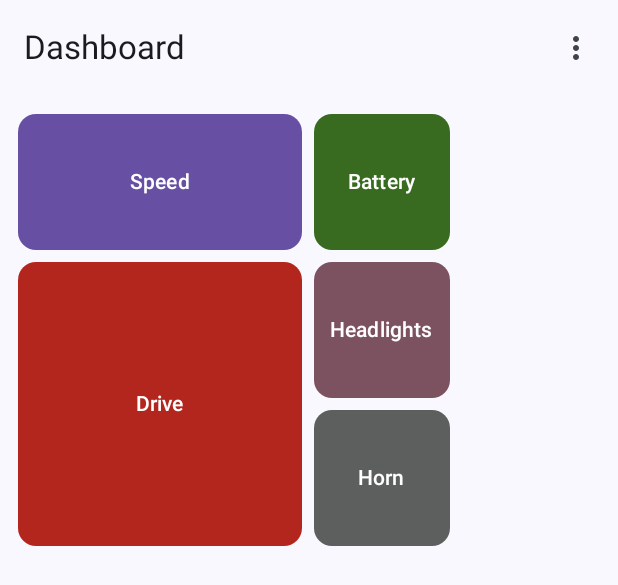
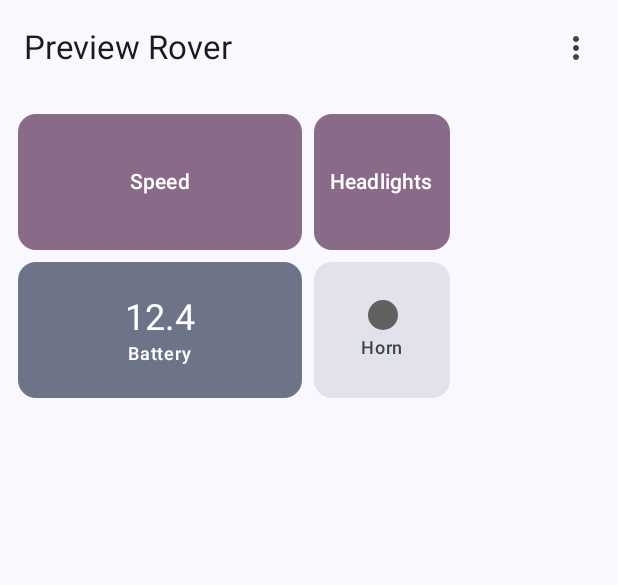
Before and after one commit to BrendanJMitch/ControlAnything, an Android app built with Jetpack Compose: the @Preview function DashboardScreenPreview, on a phone screen of 412 x 824 dp. Shown: the top 585 px of the screen. Run offline under Robolectric (Android 15) with nearby library versions, the light colour scheme and no system bars.

Commit message:
feat: live data on output widgets

```diff
--- /dev/null
+++ b/app/src/main/java/com/brendan/controlanything/domain/model/MqttValue.kt
@@ -0,0 +1,6 @@
+package com.brendan.controlanything.domain.model
+
+sealed class MqttValue {
+    data class Bool(val value: Boolean) : MqttValue()
+    data class Number(val value: Float) : MqttValue()
+}
--- a/app/src/main/java/com/brendan/controlanything/ui/dashboard/DashboardScreen.kt
+++ b/app/src/main/java/com/brendan/controlanything/ui/dashboard/DashboardScreen.kt
@@ -1,6 +1,5 @@
 package com.brendan.controlanything.ui.dashboard
 
-import androidx.compose.foundation.background
 import androidx.compose.foundation.layout.BoxWithConstraints
 import androidx.compose.foundation.layout.Column
 import androidx.compose.foundation.layout.Row
@@ -11,7 +10,6 @@ import androidx.compose.foundation.layout.height
 import androidx.compose.foundation.layout.padding
 import androidx.compose.foundation.layout.width
 import androidx.compose.foundation.rememberScrollState
-import androidx.compose.foundation.shape.RoundedCornerShape
 import androidx.compose.foundation.verticalScroll
 import androidx.compose.material.icons.Icons
 import androidx.compose.material.icons.filled.MoreVert
@@ -30,62 +28,65 @@ import androidx.compose.runtime.Composable
 import androidx.compose.runtime.getValue
 import androidx.compose.runtime.key
 import androidx.compose.runtime.mutableIntStateOf
-import androidx.compose.runtime.mutableStateListOf
 import androidx.compose.runtime.mutableStateOf
 import androidx.compose.runtime.remember
 import androidx.compose.runtime.setValue
 import androidx.compose.ui.Alignment
 import androidx.compose.ui.Modifier
-import androidx.compose.ui.graphics.Color
 import androidx.compose.ui.platform.LocalDensity
 import androidx.compose.ui.text.style.TextAlign
 import androidx.compose.ui.tooling.preview.Preview
 import androidx.compose.ui.unit.dp
-import com.brendan.controlanything.domain.grid.GridEngine
+import androidx.hilt.navigation.compose.hiltViewModel
+import androidx.lifecycle.compose.collectAsStateWithLifecycle
 import com.brendan.controlanything.domain.grid.GridPosition
 import com.brendan.controlanything.domain.grid.PlacedWidget
+import com.brendan.controlanything.domain.model.ControlDef
+import com.brendan.controlanything.domain.model.DeviceInfo
+import com.brendan.controlanything.domain.model.MqttValue
+import com.brendan.controlanything.domain.model.OutputDef
 import com.brendan.controlanything.ui.dashboard.grid.DashboardGrid
 import com.brendan.controlanything.ui.dashboard.grid.gridPosition
+import com.brendan.controlanything.ui.dashboard.widgets.LedIndicatorWidget
+import com.brendan.controlanything.ui.dashboard.widgets.NumericReadoutWidget
+import com.brendan.controlanything.ui.dashboard.widgets.PlaceholderControlWidget
 import com.brendan.controlanything.ui.dashboard.widgets.WidgetFrame
 import com.brendan.controlanything.ui.theme.ControlAnythingTheme
 
-private data class FakeWidgetVisual(val label: String, val color: Color)
-
-// Stand-in data until the dashboard is wired to a real DeviceInfo/DashboardViewModel in a later milestone.
-private val fakeWidgetVisuals = mapOf(
-    "speed" to FakeWidgetVisual("Speed", Color(0xFF6750A4)),
-    "battery" to FakeWidgetVisual("Battery", Color(0xFF386A20)),
-    "drive" to FakeWidgetVisual("Drive", Color(0xFFB3261E)),
-    "headlights" to FakeWidgetVisual("Headlights", Color(0xFF7D5260)),
-    "horn" to FakeWidgetVisual("Horn", Color(0xFF5D5F5E)),
-)
-
-private fun initialFakeWidgets() = listOf(
-    PlacedWidget("speed", GridPosition(col = 0, row = 0, colSpan = 2, rowSpan = 1)),
-    PlacedWidget("battery", GridPosition(col = 2, row = 0, colSpan = 1, rowSpan = 1)),
-    PlacedWidget("drive", GridPosition(col = 0, row = 1, colSpan = 2, rowSpan = 2)),
-    PlacedWidget("headlights", GridPosition(col = 2, row = 1, colSpan = 1, rowSpan = 1)),
-    PlacedWidget("horn", GridPosition(col = 2, row = 2, colSpan = 1, rowSpan = 1)),
-)
-
-private const val DEFAULT_COLUMN_COUNT = 4
 private const val MIN_COLUMN_COUNT = 2
 private const val MAX_COLUMN_COUNT = 8
 
+@Composable
+fun DashboardScreen(
+    modifier: Modifier = Modifier,
+    viewModel: DashboardViewModel = hiltViewModel(),
+) {
+    val uiState by viewModel.uiState.collectAsStateWithLifecycle()
+    DashboardContent(
+        uiState = uiState,
+        onWidgetMoved = viewModel::onWidgetMoved,
+        onColumnCountChanged = viewModel::onColumnCountChanged,
+        modifier = modifier,
+    )
+}
+
 @OptIn(ExperimentalMaterial3Api::class)
 @Composable
-fun DashboardScreen(modifier: Modifier = Modifier) {
+private fun DashboardContent(
+    uiState: DashboardUiState,
+    onWidgetMoved: (String, GridPosition) -> Unit,
+    onColumnCountChanged: (Int) -> Unit,
+    modifier: Modifier = Modifier,
+) {
     var isEditMode by remember { mutableStateOf(false) }
     var isMenuExpanded by remember { mutableStateOf(false) }
     var isResizeDialogOpen by remember { mutableStateOf(false) }
-    var columnCount by remember { mutableIntStateOf(DEFAULT_COLUMN_COUNT) }
-    val widgets = remember { initialFakeWidgets().toMutableStateList() }
 
     Scaffold(
         modifier = modifier,
         topBar = {
             TopAppBar(
-                title = { Text("Dashboard") },
+                title = { Text(uiState.deviceInfo?.deviceName ?: "Dashboard") },
                 actions = {
                     IconButton(onClick = { isMenuExpanded = true }) {
                         Icon(Icons.Filled.MoreVert, contentDescription = "More options")
@@ -120,33 +121,37 @@ fun DashboardScreen(modifier: Modifier = Modifier) {
                 .verticalScroll(rememberScrollState())
                 .padding(8.dp),
         ) {
-            val cellSizePx = with(LocalDensity.current) { maxWidth.toPx() } / columnCount
+            val cellSizePx = with(LocalDensity.current) { maxWidth.toPx() } / uiState.columnCount
 
-            DashboardGrid(columnCount = columnCount, modifier = Modifier.fillMaxWidth()) {
-                widgets.forEach { widget ->
+            DashboardGrid(columnCount = uiState.columnCount, modifier = Modifier.fillMaxWidth()) {
+                uiState.positions.forEach { widget ->
                     key(widget.key) {
-                        val visual = fakeWidgetVisuals.getValue(widget.key)
+                        val control = uiState.deviceInfo?.controls?.firstOrNull { it.topic == widget.key }
+                        val output = uiState.deviceInfo?.outputs?.firstOrNull { it.topic == widget.key }
+
                         WidgetFrame(
                             isEditMode = isEditMode,
                             position = widget.position,
-                            columnCount = columnCount,
+                            columnCount = uiState.columnCount,
                             cellSizePx = cellSizePx,
-                            others = widgets.filter { it.key != widget.key },
-                            onPositionChange = { newPosition ->
-                                val index = widgets.indexOfFirst { it.key == widget.key }
-                                if (index >= 0) widgets[index] = widgets[index].copy(position = newPosition)
-                            },
+                            others = uiState.positions.filter { it.key != widget.key },
+                            onPositionChange = { newPosition -> onWidgetMoved(widget.key, newPosition) },
                             modifier = Modifier
                                 .gridPosition(widget.position)
-                                .padding(4.dp)
-                                .background(visual.color, RoundedCornerShape(12.dp)),
+                                .padding(4.dp),
                         ) {
-                            Text(
-                                text = visual.label,
-                                color = Color.White,
-                                style = MaterialTheme.typography.labelLarge,
-                                modifier = Modifier.align(Alignment.Center),
-                            )
+                            when {
+                                output is OutputDef.NumericReadout -> NumericReadoutWidget(
+                                    definition = output,
+                                    value = uiState.outputValues[output.topic] as? MqttValue.Number,
+                                )
+                                output is OutputDef.LedIndicator -> LedIndicatorWidget(
+                                    definition = output,
+                                    value = uiState.outputValues[output.topic] as? MqttValue.Bool,
+                                )
+                                control != null -> PlaceholderControlWidget(control)
+                                else -> Unit
+                            }
                         }
                     }
                 }
@@ -156,12 +161,9 @@ fun DashboardScreen(modifier: Modifier = Modifier) {
 
     if (isResizeDialogOpen) {
         ResizeGridDialog(
-            currentColumnCount = columnCount,
+            currentColumnCount = uiState.columnCount,
             onConfirm = { newColumnCount ->
-                val rescaled = GridEngine.rescale(widgets.toList(), columnCount, newColumnCount)
-                widgets.clear()
-                widgets.addAll(rescaled)
-                columnCount = newColumnCount
+                onColumnCountChanged(newColumnCount)
                 isResizeDialogOpen = false
             },
             onDismiss = { isResizeDialogOpen = false },
@@ -219,12 +221,41 @@ private fun ResizeGridDialog(
     )
 }
 
-private fun List<PlacedWidget>.toMutableStateList() = mutableStateListOf(*toTypedArray())
+private fun fakeDeviceInfoForPreview() = DeviceInfo(
+    deviceId = "preview-device",
+    deviceName = "Preview Rover",
+    projectId = "preview_project",
+    schemaHash = "preview",
+    controls = listOf(
+        ControlDef.Slider("speed", "Speed", min = -1f, max = 1f),
+        ControlDef.Toggle("headlights", "Headlights"),
+    ),
+    outputs = listOf(
+        OutputDef.NumericReadout("battery", "Battery"),
+        OutputDef.LedIndicator("horn", "Horn"),
+    ),
+)
+
+private fun fakePositionsForPreview() = listOf(
+    PlacedWidget("speed", GridPosition(col = 0, row = 0, colSpan = 2, rowSpan = 1)),
+    PlacedWidget("headlights", GridPosition(col = 2, row = 0, colSpan = 1, rowSpan = 1)),
+    PlacedWidget("battery", GridPosition(col = 0, row = 1, colSpan = 2, rowSpan = 1)),
+    PlacedWidget("horn", GridPosition(col = 2, row = 1, colSpan = 1, rowSpan = 1)),
+)
 
 @Preview(showBackground = true, heightDp = 640)
 @Composable
 private fun DashboardScreenPreview() {
     ControlAnythingTheme {
-        DashboardScreen()
+        DashboardContent(
+            uiState = DashboardUiState(
+                deviceInfo = fakeDeviceInfoForPreview(),
+                columnCount = 4,
+                positions = fakePositionsForPreview(),
+                outputValues = mapOf("battery" to MqttValue.Number(12.4f)),
+            ),
+            onWidgetMoved = { _, _ -> },
+            onColumnCountChanged = {},
+        )
     }
 }
--- /dev/null
+++ b/app/src/main/java/com/brendan/controlanything/ui/dashboard/DashboardUiState.kt
@@ -0,0 +1,12 @@
+package com.brendan.controlanything.ui.dashboard
+
+import com.brendan.controlanything.domain.grid.PlacedWidget
+import com.brendan.controlanything.domain.model.DeviceInfo
+import com.brendan.controlanything.domain.model.MqttValue
+
+data class DashboardUiState(
+    val deviceInfo: DeviceInfo? = null,
+    val columnCount: Int = DEFAULT_COLUMN_COUNT,
+    val positions: List<PlacedWidget> = emptyList(),
+    val outputValues: Map<String, MqttValue> = emptyMap(),
+)
--- /dev/null
+++ b/app/src/main/java/com/brendan/controlanything/ui/dashboard/widgets/LedIndicatorWidget.kt
@@ -0,0 +1,51 @@
+package com.brendan.controlanything.ui.dashboard.widgets
+
+import androidx.compose.foundation.background
+import androidx.compose.foundation.layout.Box
+import androidx.compose.foundation.layout.Column
+import androidx.compose.foundation.layout.Spacer
+import androidx.compose.foundation.layout.fillMaxSize
+import androidx.compose.foundation.layout.height
+import androidx.compose.foundation.layout.size
+import androidx.compose.foundation.shape.CircleShape
+import androidx.compose.foundation.shape.RoundedCornerShape
+import androidx.compose.material3.MaterialTheme
+import androidx.compose.material3.Text
+import androidx.compose.runtime.Composable
+import androidx.compose.ui.Alignment
+import androidx.compose.ui.Modifier
+import androidx.compose.ui.graphics.Color
+import androidx.compose.ui.unit.dp
+import com.brendan.controlanything.domain.model.MqttValue
+import com.brendan.controlanything.domain.model.OutputDef
+
+private val ON_COLOR = Color(0xFF4CAF50)
+private val OFF_COLOR = Color(0xFF616161)
+
+@Composable
+fun LedIndicatorWidget(
+    definition: OutputDef.LedIndicator,
+    value: MqttValue.Bool?,
+    modifier: Modifier = Modifier,
+) {
+    Box(
+        modifier = modifier
+            .fillMaxSize()
+            .background(MaterialTheme.colorScheme.surfaceVariant, RoundedCornerShape(12.dp)),
+        contentAlignment = Alignment.Center,
+    ) {
+        Column(horizontalAlignment = Alignment.CenterHorizontally) {
+            Box(
+                modifier = Modifier
+                    .size(20.dp)
+                    .background(if (value?.value == true) ON_COLOR else OFF_COLOR, CircleShape),
+            )
+            Spacer(Modifier.height(4.dp))
+            Text(
+                text = definition.displayName,
+                style = MaterialTheme.typography.labelMedium,
+                color = MaterialTheme.colorScheme.onSurfaceVariant,
+            )
+        }
+    }
+}
--- /dev/null
+++ b/app/src/main/java/com/brendan/controlanything/ui/dashboard/widgets/NumericReadoutWidget.kt
@@ -0,0 +1,42 @@
+package com.brendan.controlanything.ui.dashboard.widgets
+
+import androidx.compose.foundation.background
+import androidx.compose.foundation.layout.Box
+import androidx.compose.foundation.layout.Column
+import androidx.compose.foundation.layout.fillMaxSize
+import androidx.compose.foundation.shape.RoundedCornerShape
+import androidx.compose.material3.MaterialTheme
+import androidx.compose.material3.Text
+import androidx.compose.runtime.Composable
+import androidx.compose.ui.Alignment
+import androidx.compose.ui.Modifier
+import androidx.compose.ui.unit.dp
+import com.brendan.controlanything.domain.model.MqttValue
+import com.brendan.controlanything.domain.model.OutputDef
+
+@Composable
+fun NumericReadoutWidget(
+    definition: OutputDef.NumericReadout,
+    value: MqttValue.Number?,
+    modifier: Modifier = Modifier,
+) {
+    Box(
+        modifier = modifier
+            .fillMaxSize()
+            .background(MaterialTheme.colorScheme.secondaryContainer, RoundedCornerShape(12.dp)),
+        contentAlignment = Alignment.Center,
+    ) {
+        Column(horizontalAlignment = Alignment.CenterHorizontally) {
+            Text(
+                text = value?.value?.let { "%.1f".format(it) } ?: "--",
+                style = MaterialTheme.typography.headlineSmall,
+                color = MaterialTheme.colorScheme.onSecondaryContainer,
+            )
+            Text(
+                text = definition.displayName,
+                style = MaterialTheme.typography.labelMedium,
+                color = MaterialTheme.colorScheme.onSecondaryContainer,
+            )
+        }
+    }
+}
--- /dev/null
+++ b/app/src/main/java/com/brendan/controlanything/ui/dashboard/widgets/PlaceholderControlWidget.kt
@@ -0,0 +1,33 @@
+package com.brendan.controlanything.ui.dashboard.widgets
+
+import androidx.compose.foundation.background
+import androidx.compose.foundation.layout.Box
+import androidx.compose.foundation.layout.fillMaxSize
+import androidx.compose.foundation.shape.RoundedCornerShape
+import androidx.compose.material3.MaterialTheme
+import androidx.compose.material3.Text
+import androidx.compose.runtime.Composable
+import androidx.compose.ui.Alignment
+import androidx.compose.ui.Modifier
+import androidx.compose.ui.unit.dp
+import com.brendan.controlanything.domain.model.ControlDef
+
+/** Stand-in until each control type gets its real interactive widget in a later milestone. */
+@Composable
+fun PlaceholderControlWidget(
+    definition: ControlDef,
+    modifier: Modifier = Modifier,
+) {
+    Box(
+        modifier = modifier
+            .fillMaxSize()
+            .background(MaterialTheme.colorScheme.tertiaryContainer, RoundedCornerShape(12.dp)),
+        contentAlignment = Alignment.Center,
+    ) {
+        Text(
+            text = definition.displayName,
+            style = MaterialTheme.typography.labelLarge,
+            color = MaterialTheme.colorScheme.onTertiaryContainer,
+        )
+    }
+}
```
Also changed, not shown: app/src/main/java/com/brendan/controlanything/ui/dashboard/DashboardViewModel.kt (added, +100 -0 lines).
